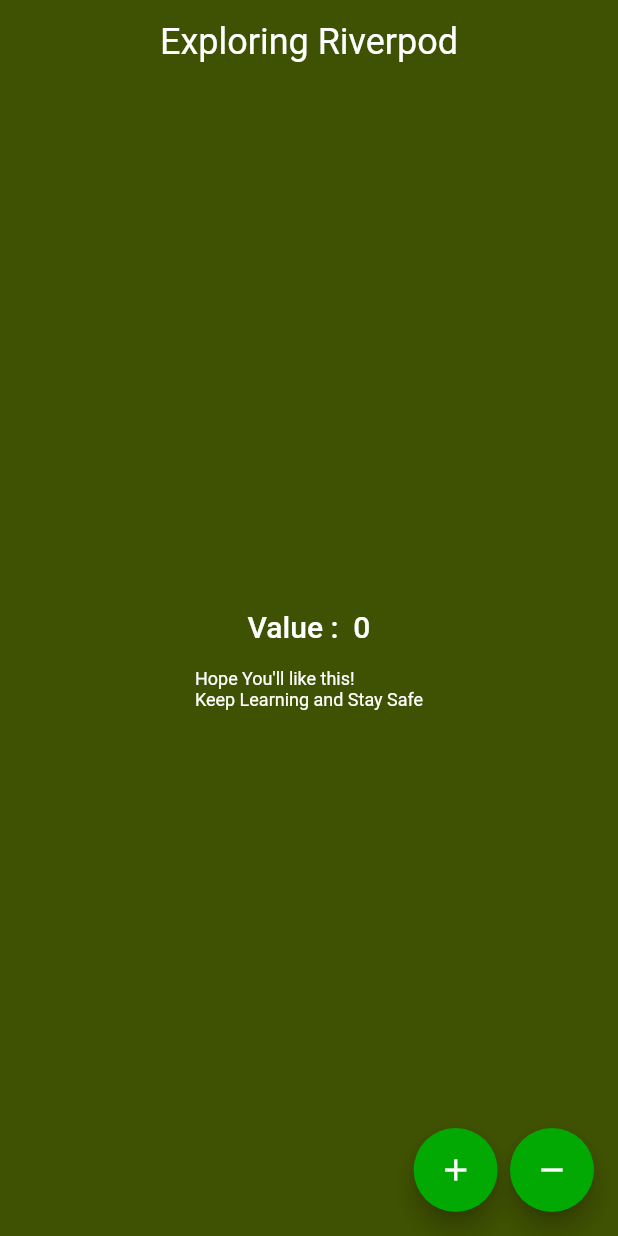
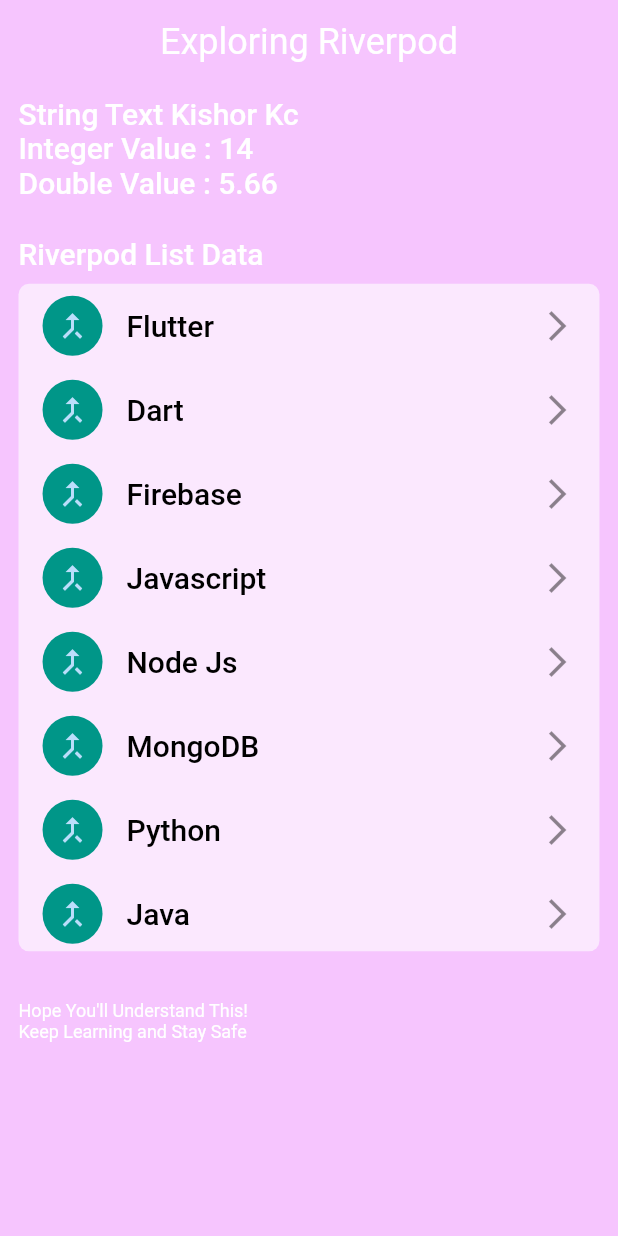
Before and after one commit to devkishor8007/Exploring-Riverpod, a Flutter app: the screen it shows after launch, on a phone screen of 412 x 824 dp. Run offline on Flutter 3.47's test engine with Material 2 defaults, Android fonts, the phone set to English and light mode, and no system bars; our stand-ins replace flutter_riverpod.

Commit message:
starter riverpod day-2

```diff
--- /dev/null
+++ b/lib/basic_riverpod.dart
@@ -0,0 +1,18 @@
+import 'package:flutter_riverpod/flutter_riverpod.dart';
+
+final appNameRiverpod = Provider<String>((ref) => "Exploring Riverpod");
+final stringRiverpod = Provider<String>((ref) => "Kishor Kc");
+final intRiverpod = Provider<int>((ref) => 14);
+final doubleRiverpod = Provider<double>((ref) => 5.66);
+final listRiverpod = Provider<List<String>>(
+  (ref) => [
+    "Flutter",
+    "Dart",
+    "Firebase",
+    "Javascript",
+    "Node Js",
+    "MongoDB",
+    "Python",
+    "Java"
+  ],
+);
--- a/lib/main.dart
+++ b/lib/main.dart
@@ -1,4 +1,4 @@
-import 'package:exploring_riverpod/page/counterPage.dart';
+import 'package:exploring_riverpod/page/basicPage.dart';
 import 'package:flutter/material.dart';
 import 'package:flutter_riverpod/flutter_riverpod.dart';
 
@@ -10,13 +10,12 @@
   @override
   Widget build(BuildContext context) {
     return MaterialApp(
+      title: "Day 2",
       theme: ThemeData(
-        canvasColor: Colors.indigo.withBlue(2),
-        floatingActionButtonTheme: FloatingActionButtonThemeData(
-            backgroundColor: Colors.lightBlue.withBlue(3)),
+        canvasColor: Colors.purpleAccent.withOpacity(0.3),
       ),
       debugShowCheckedModeBanner: false,
-      home: CounterPage(),
+      home: DataTypePage(),
     );
   }
 }
--- /dev/null
+++ b/lib/page/basicPage.dart
@@ -0,0 +1,124 @@
+import 'package:exploring_riverpod/basic_riverpod.dart';
+import 'package:flutter/material.dart';
+import 'package:flutter_riverpod/flutter_riverpod.dart';
+
+class DataTypePage extends ConsumerWidget {
+  @override
+  Widget build(BuildContext context, ScopedReader watch) {
+    final mq = MediaQuery.of(context).size;
+
+    return SafeArea(
+      child: Scaffold(
+        appBar: appBar(context),
+        body: SingleChildScrollView(
+          child: Padding(
+            padding: EdgeInsets.symmetric(
+                vertical: mq.height * 0.01, horizontal: mq.width * 0.03),
+            child: Column(
+              crossAxisAlignment: CrossAxisAlignment.start,
+              children: [
+                Column(
+                  crossAxisAlignment: CrossAxisAlignment.start,
+                  children: [
+                    Text(
+                      "String Text " +
+                          context.read(
+                            stringRiverpod,
+                          ),
+                      style: Theme.of(context)
+                          .textTheme
+                          .headline6
+                          .copyWith(color: Colors.white),
+                    ),
+                    Text(
+                      "Integer Value : " + context.read(intRiverpod).toString(),
+                      style: Theme.of(context)
+                          .textTheme
+                          .headline6
+                          .copyWith(color: Colors.white),
+                    ),
+                    Text(
+                      "Double Value : " +
+                          context.read(doubleRiverpod).toString(),
+                      style: Theme.of(context)
+                          .textTheme
+                          .headline6
+                          .copyWith(color: Colors.white),
+                    ),
+                    SizedBox(
+                      height: mq.height * 0.03,
+                    ),
+                    Text(
+                      "Riverpod List Data",
+                      style: Theme.of(context)
+                          .textTheme
+                          .headline6
+                          .copyWith(color: Colors.white),
+                    ),
+                    SizedBox(
+                      height: mq.height * 0.01,
+                    ),
+                    Container(
+                      decoration: BoxDecoration(
+                          color: Colors.white.withOpacity(0.6),
+                          borderRadius: BorderRadius.circular(7)),
+                      height: mq.height * 0.54,
+                      child: ListView.builder(
+                        physics: NeverScrollableScrollPhysics(),
+                        itemCount: context.read(listRiverpod).length,
+                        itemBuilder: (_, index) {
+                          List data = context.read(listRiverpod);
+                          return ListTile(
+                            leading: CircleAvatar(
+                              backgroundColor: Colors.teal,
+                              child: Icon(
+                                Icons.merge_type_outlined,
+                              ),
+                            ),
+                            title: Text(
+                              data[index],
+                              style: Theme.of(context)
+                                  .textTheme
+                                  .headline6
+                                  .copyWith(color: Colors.black),
+                            ),
+                            trailing: Icon(
+                              Icons.arrow_forward_ios,
+                            ),
+                          );
+                        },
+                      ),
+                    )
+                  ],
+                ),
+                SizedBox(
+                  height: mq.height * 0.04,
+                ),
+                Text(
+                  "Hope You'll Understand This! \nKeep Learning and Stay Safe",
+                  style: Theme.of(context)
+                      .textTheme
+                      .caption
+                      .copyWith(color: Colors.white),
+                ),
+              ],
+            ),
+          ),
+        ),
+      ),
+    );
+  }
+
+  Widget appBar(BuildContext context) {
+    return AppBar(
+      backgroundColor: Colors.transparent,
+      elevation: 0,
+      centerTitle: true,
+      title: Text(
+        context.read(appNameRiverpod),
+        style:
+            Theme.of(context).textTheme.headline5.copyWith(color: Colors.white),
+      ),
+    );
+  }
+}
--- a/lib/page/counterPage.dart
+++ /dev/null
@@ -1,82 +0,0 @@
-import 'package:exploring_riverpod/riverpod_counter.dart';
-import 'package:flutter/material.dart';
-import 'package:flutter_riverpod/flutter_riverpod.dart';
-
-final appCounterRiverpod = ChangeNotifierProvider<CounterRiverpod>(
-  (ref) => CounterRiverpod(),
-);
-
-class CounterPage extends ConsumerWidget {
-  @override
-  Widget build(BuildContext context, ScopedReader watch) {
-    final mq = MediaQuery.of(context).size;
-    var applyCount = watch(appCounterRiverpod);
-    return SafeArea(
-      child: Scaffold(
-        appBar: appBar(context),
-        floatingActionButton: floatingActionButtons(context, mq),
-        body: Column(
-          mainAxisAlignment: MainAxisAlignment.center,
-          crossAxisAlignment: CrossAxisAlignment.center,
-          children: [
-            Center(
-              child: Text(
-                "Value :  " + applyCount.value.toString(),
-                style: Theme.of(context)
-                    .textTheme
-                    .headline6
-                    .copyWith(color: Colors.white),
-              ),
-            ),
-            SizedBox(
-              height: mq.height * 0.02,
-            ),
-            Text(
-              "Hope You'll like this! \nKeep Learning and Stay Safe",
-              style: Theme.of(context)
-                  .textTheme
-                  .caption
-                  .copyWith(color: Colors.white),
-            ),
-          ],
-        ),
-      ),
-    );
-  }
-
-  Widget floatingActionButtons(BuildContext context, Size mq) {
-    return Row(
-      mainAxisAlignment: MainAxisAlignment.end,
-      children: [
-        FloatingActionButton(
-          onPressed: () {
-            context.read(appCounterRiverpod).add();
-          },
-          child: Icon(Icons.add),
-        ),
-        SizedBox(
-          width: mq.width * 0.02,
-        ),
-        FloatingActionButton(
-          onPressed: () {
-            context.read(appCounterRiverpod).subtract();
-          },
-          child: Icon(Icons.remove),
-        ),
-      ],
-    );
-  }
-
-  Widget appBar(BuildContext context) {
-    return AppBar(
-      backgroundColor: Colors.transparent,
-      elevation: 0,
-      centerTitle: true,
-      title: Text(
-        context.read(appNameRiverpod),
-        style:
-            Theme.of(context).textTheme.headline5.copyWith(color: Colors.white),
-      ),
-    );
-  }
-}
--- a/lib/riverpod_counter.dart
+++ /dev/null
@@ -1,20 +0,0 @@
-import 'package:flutter/material.dart';
-import 'package:flutter_riverpod/flutter_riverpod.dart';
-
-final appNameRiverpod = Provider<String>((ref) => "Exploring Riverpod");
-
-class CounterRiverpod extends ChangeNotifier {
-  int _value = 0;
-
-  int get value => _value;
-
-  add() {
-    _value++;
-    notifyListeners();
-  }
-
-  subtract() {
-    _value--;
-    notifyListeners();
-  }
-}
```
